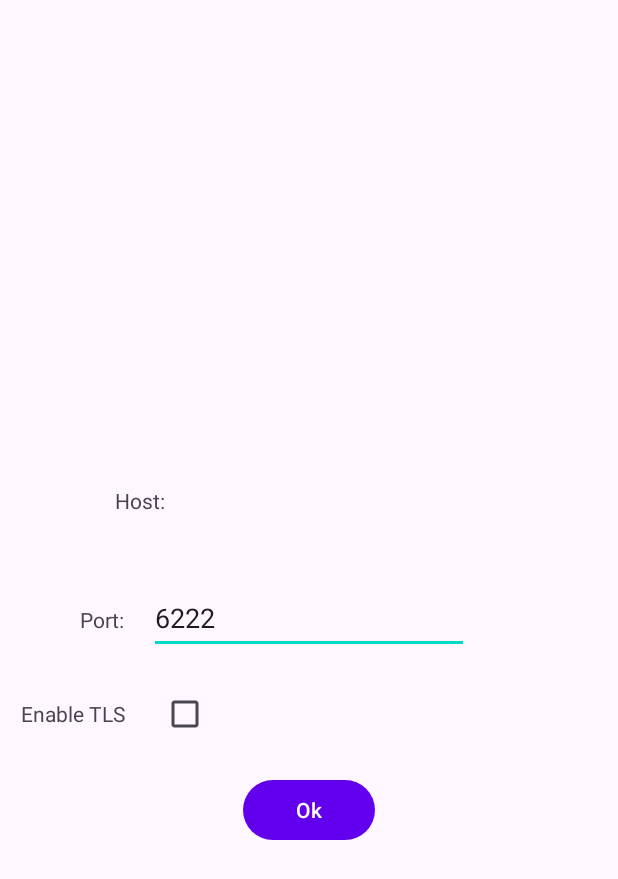
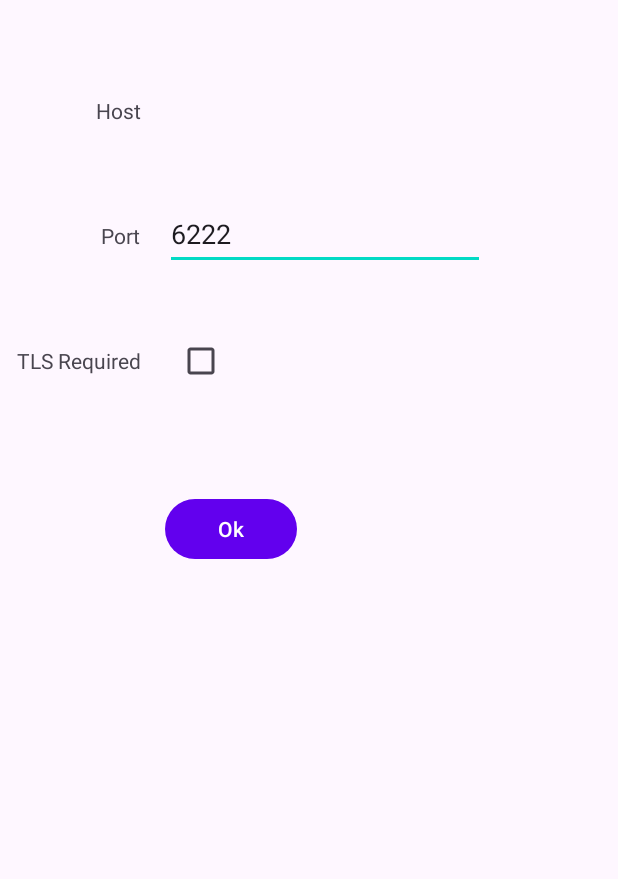
Before and after one commit to TheFirstLineOfCode/amber, an Android app: the layout activity_configure_stream.xml on its own in the app's theme, with its tools: preview values and no code run, on a phone screen of 412 x 824 dp. Shown: the top 879 px of the screen. Run offline under Robolectric (Android 15) with nearby library versions, the phone set to English and light mode, and no system bars.

Commit message:
Some codes for amber bridge.

```diff
--- a/bridge/app/src/main/AndroidManifest.xml
+++ b/bridge/app/src/main/AndroidManifest.xml
@@ -4,6 +4,7 @@
     package="com.thefirstlineofcode.amber.bridge">
 
     <!-- Request legacy Bluetooth permissions on older devices. -->
+    <uses-permission android:name="android.permission.INTERNET" />
     <uses-permission android:name="android.permission.BLUETOOTH"
         android:maxSdkVersion="30"/>
     <uses-permission android:name="android.permission.BLUETOOTH_ADMIN"
--- a/bridge/app/src/main/java/com/thefirstlineofcode/amber/bridge/IHostConfigurationManager.java
+++ b/bridge/app/src/main/java/com/thefirstlineofcode/amber/bridge/IHostConfigurationManager.java
@@ -2,7 +2,12 @@ package com.thefirstlineofcode.amber.bridge;
 
 public interface IHostConfigurationManager {
 	String[] getAvailableHosts();
+	void setCurrentHost(String host);
+	String getCurrentHost();
 	HostConfiguration getHostConfiguration(String host);
+	int findHostConfiguration(String host);
 	void addHostConfiguration(HostConfiguration hostConfiguration);
 	void updateHostConfiguration(HostConfiguration hostConfiguration);
+	boolean isHostConfigurationsChanged();
+	void saveHostConfigurations();
 }
--- a/bridge/app/src/main/java/com/thefirstlineofcode/amber/bridge/IIotBgService.java
+++ b/bridge/app/src/main/java/com/thefirstlineofcode/amber/bridge/IIotBgService.java
@@ -6,5 +6,5 @@ public interface IIotBgService {
 	HostConfiguration getHostConfiguration();
 	RegisteredThing register();
 	boolean isRegistered();
-	void connectHost();
+	void connectToHost();
 }
--- a/bridge/app/src/main/res/layout/activity_configure_stream.xml
+++ b/bridge/app/src/main/res/layout/activity_configure_stream.xml
@@ -7,25 +7,35 @@
     tools:context="com.thefirstlineofcode.sand.demo.app.android.ConfigureStreamActivity">
 
     <TextView
+        android:id="@+id/tv_title_host"
+        android:layout_width="wrap_content"
+        android:layout_height="wrap_content"
+        app:layout_constraintStart_toStartOf="parent"
+        android:layout_marginStart="64dp"
+        app:layout_constraintTop_toTopOf="parent"
+        android:layout_marginTop="64dp"
+        android:text="@string/stream_title_host" />
+
+    <TextView
         android:id="@+id/tv_host"
         android:layout_width="wrap_content"
         android:layout_height="wrap_content"
-        android:layout_marginBottom="16dp"
+        android:layout_marginStart="16dp"
         android:ems="10"
         android:minHeight="48dp"
-        app:layout_constraintBottom_toTopOf="@+id/et_port"
-        app:layout_constraintEnd_toEndOf="@+id/et_port"
-        app:layout_constraintStart_toStartOf="@+id/et_port"
-        tools:ignore="LabelFor" />
+        tools:ignore="LabelFor"
+        app:layout_constraintBaseline_toBaselineOf="@+id/tv_title_host"
+        app:layout_constraintStart_toEndOf="@+id/tv_title_host" />
 
     <TextView
-        android:id="@+id/tv_title_host"
+        android:id="@+id/tv_title_port"
         android:layout_width="wrap_content"
         android:layout_height="wrap_content"
-        android:layout_marginEnd="16dp"
-        android:text="@string/stream_title_host"
-        app:layout_constraintBaseline_toBaselineOf="@+id/tv_host"
-        app:layout_constraintEnd_toStartOf="@+id/tv_host" />
+        android:importantForAutofill="no"
+        android:text="@string/steam_title_port"
+        android:layout_marginTop="64dp"
+        app:layout_constraintEnd_toEndOf="@+id/tv_title_host"
+        app:layout_constraintTop_toBottomOf="@+id/tv_title_host" />
 
     <EditText
         android:id="@+id/et_port"
@@ -35,51 +45,40 @@
         android:importantForAutofill="no"
         android:inputType="textPersonName"
         android:minHeight="48dp"
+        android:layout_marginStart="16dp"
         android:text="@string/stream_default_port"
-        app:layout_constraintBottom_toBottomOf="parent"
-        app:layout_constraintEnd_toEndOf="parent"
-        app:layout_constraintStart_toStartOf="parent"
-        app:layout_constraintTop_toTopOf="parent"
-        tools:ignore="LabelFor" />
-
-    <TextView
-        android:id="@+id/tv_title_port"
-        android:layout_width="wrap_content"
-        android:layout_height="wrap_content"
-        android:layout_marginEnd="16dp"
-        android:importantForAutofill="no"
-        android:text="@string/steam_title_port"
-        app:layout_constraintBaseline_toBaselineOf="@+id/et_port"
-        app:layout_constraintEnd_toStartOf="@+id/et_port" />
-
-    <CheckBox
-        android:id="@+id/cb_enable_tls"
-        android:layout_width="wrap_content"
-        android:layout_height="wrap_content"
-        android:layout_marginTop="16dp"
-        android:minWidth="48dp"
-        android:minHeight="48dp"
-        app:layout_constraintStart_toStartOf="@+id/et_port"
-        app:layout_constraintTop_toBottomOf="@+id/et_port" />
+        tools:ignore="LabelFor"
+        app:layout_constraintBaseline_toBaselineOf="@+id/tv_title_port"
+        app:layout_constraintStart_toEndOf="@+id/tv_title_port" />
 
     <TextView
         android:id="@+id/tv_title_tls_required"
         android:layout_width="wrap_content"
         android:layout_height="wrap_content"
         android:importantForAutofill="no"
-        android:text="@string/stream_title_enable_tls"
-        app:layout_constraintBaseline_toBaselineOf="@+id/cb_enable_tls"
-        app:layout_constraintEnd_toEndOf="@+id/tv_title_port" />
+        android:text="@string/stream_title_tls_required"
+        android:layout_marginTop="64dp"
+        app:layout_constraintEnd_toEndOf="@+id/tv_title_port"
+        app:layout_constraintTop_toBottomOf="@+id/tv_title_port" />
+
+    <CheckBox
+        android:id="@+id/cb_tls_required"
+        android:layout_width="wrap_content"
+        android:layout_height="wrap_content"
+        android:minWidth="48dp"
+        android:minHeight="48dp"
+        android:layout_marginStart="16dp"
+        app:layout_constraintBaseline_toBaselineOf="@+id/tv_title_tls_required"
+        app:layout_constraintStart_toEndOf="@+id/tv_title_tls_required" />
 
     <Button
         android:id="@+id/bt_ok"
         android:layout_width="wrap_content"
         android:layout_height="wrap_content"
-        android:layout_marginTop="16dp"
         android:onClick="configureStream"
         android:text="@string/stream_ok"
         android:textAllCaps="false"
-        app:layout_constraintEnd_toEndOf="@+id/et_port"
-        app:layout_constraintStart_toStartOf="@+id/et_port"
-        app:layout_constraintTop_toBottomOf="@+id/cb_enable_tls" />
+        android:layout_marginTop="64dp"
+        app:layout_constraintStart_toStartOf="@+id/cb_tls_required"
+        app:layout_constraintTop_toBottomOf="@+id/cb_tls_required" />
 </androidx.constraintlayout.widget.ConstraintLayout>
--- a/bridge/app/src/main/res/values/strings.xml
+++ b/bridge/app/src/main/res/values/strings.xml
@@ -47,10 +47,10 @@
     <string name="host_title_host">Host:</string>
     <string name="host_connect">Connect</string>
     <string name="host_configure_stream">Configure Stream</string>
-    <string name="stream_title_host">Host:</string>
-    <string name="steam_title_port">Port:</string>
+    <string name="stream_title_host">Host</string>
+    <string name="steam_title_port">Port</string>
     <string name="stream_default_port">6222</string>
-    <string name="stream_title_enable_tls">Enable TLS</string>
+    <string name="stream_title_tls_required">TLS Required</string>
     <string name="stream_ok">Ok</string>
     <string name="auto_connect" translatable="false">auto-connect</string>
     <string name="stream_configuration" translatable="false">stream-configuration</string>
```
Also changed, not shown: bridge/app/src/main/java/com/thefirstlineofcode/amber/bridge/ConfigureHostActivity.java (+35 -20 lines), bridge/app/src/main/java/com/thefirstlineofcode/amber/bridge/ConfigureStreamActivity.java (+33 -17 lines), bridge/app/src/main/java/com/thefirstlineofcode/amber/bridge/HostConfiguration.java (+7 -5 lines), bridge/app/src/main/java/com/thefirstlineofcode/amber/bridge/IotBgService.java (+30 -1 lines), bridge/app/src/main/java/com/thefirstlineofcode/amber/bridge/MainActivity.java (+37 -1 lines), bridge/app/src/main/java/com/thefirstlineofcode/amber/bridge/MainApplication.java (+110 -38 lines).
